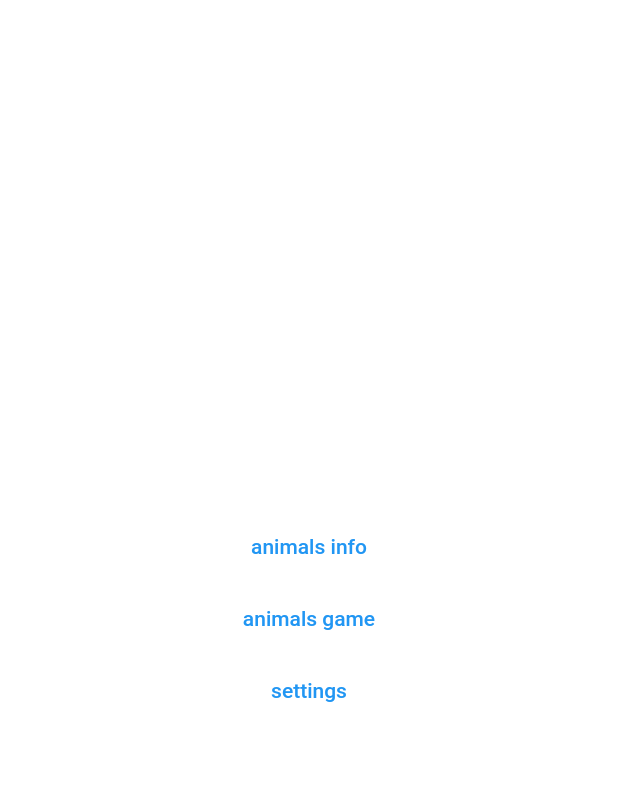
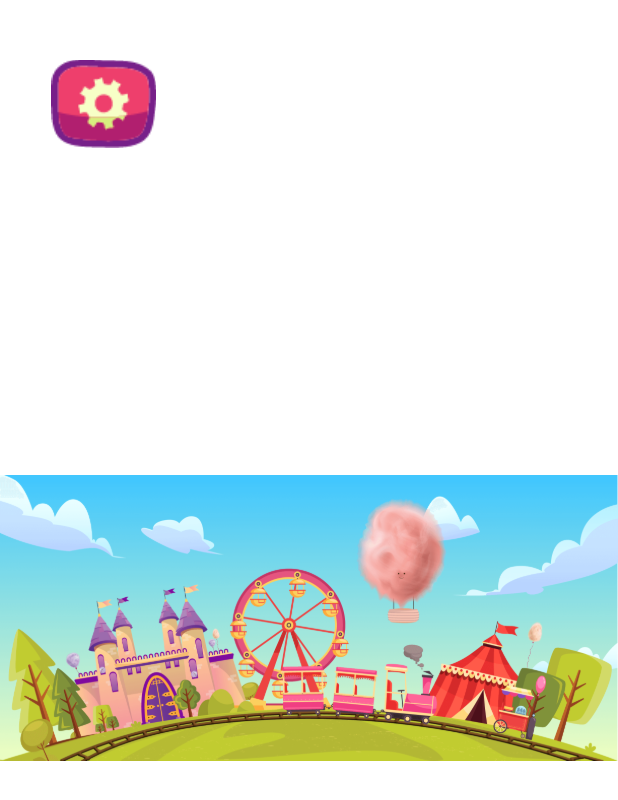
Before and after one commit to Amin397/didoKoodak1, a Flutter app: the screen it shows after launch, on a phone screen of 412 x 824 dp. Shown: the top 800 px of the screen. Run offline on Flutter 3.47's test engine with Material 2 defaults, Android fonts, the phone set to English and light mode, and no system bars; our stand-ins replace auto_size_text, get, get_storage, just_audio, lottie.

Commit message:
last update amin khademi .single home part completed and home page

```diff
--- a/lib/View/Home/home_screen.dart
+++ b/lib/View/Home/home_screen.dart
@@ -17,35 +17,150 @@ class HomeScreen extends StatelessWidget {
       body: SizedBox(
         height: Get.height,
         width: Get.width,
-        child: Column(
-          mainAxisAlignment: MainAxisAlignment.center,
+        child: Stack(
           children: [
-            TextButton(
-              onPressed: () {
-                controller.goToAnimalInfo();
-              },
-              child: const Text(
-                'animals info',
+            _buildBg(),
+            _buildSettingButton(),
+            _buildClickableTowerItem(),
+            _buildClickableCarouselItem(),
+            _buildClickableTrainItem(),
+            _buildClickableTentItem(),
+          ],
+        ),
+        // child: Column(
+        //   mainAxisAlignment: MainAxisAlignment.center,
+        //   children: [
+        //     TextButton(
+        //       onPressed: () {
+        //         controller.goToAnimalInfo();
+        //       },
+        //       child: const Text(
+        //         'animals info',
+        //       ),
+        //     ),
+        //     TextButton(
+        //       onPressed: () {
+        //         controller.goToAnimalGame();
+        //       },
+        //       child: const Text(
+        //         'animals game',
+        //       ),
+        //     ),
+        //     TextButton(
+        //       onPressed: () {
+        //       },
+        //       child: const Text(
+        //         'settings',
+        //       ),
+        //     ),
+        //
+        //   ],
+        // ),
+      ),
+    );
+  }
+
+  Widget _buildBg() {
+    return const SizedBox(
+      height: double.maxFinite,
+      width: double.maxFinite,
+      child: Image(
+        image: AssetImage(
+          'assets/images/Backgrounds/homeBg.png',
         ),
       ),
-            TextButton(
-              onPressed: () {
-                controller.goToAnimalGame();
+    );
+  }
+
+  Widget _buildSettingButton() {
+    return Align(
+      alignment: Alignment.topLeft,
+      child: InkWell(
+        onTap: () {
+          controller.goToSetting();
         },
-              child: const Text(
-                'animals game',
+        child: Container(
+          margin: paddingAll28,
+          height: Get.height * .1,
+          width: Get.height * .1,
+          child: const Image(
+            image: AssetImage(
+              'assets/images/Buttons/settingButton.png',
             ),
           ),
-            TextButton(
-              onPressed: () {
-                controller.goToSetting();
-              },
-              child: const Text(
-                'settings',
         ),
       ),
+    );
+  }
 
-          ],
+  Widget _buildClickableTowerItem() {
+    return Positioned(
+      bottom: Get.height * .15,
+      left: Get.width * .12,
+      child: InkWell(
+        onTap: () {
+          controller.goToSingleHome(id: 0);
+        },
+        child: Transform.rotate(
+          angle: -.2,
+          child: SizedBox(
+            height: Get.height * .35,
+            width: Get.height * .55,
+          ),
+        ),
+      ),
+    );
+  }
+
+  Widget _buildClickableCarouselItem() {
+    return Positioned(
+      bottom: Get.height * .28,
+      left: Get.width * .375,
+      child: InkWell(
+        onTap: () {
+          controller.goToSingleHome(id: 1);
+        },
+        child: Container(
+          height: Get.height * .4,
+          width: Get.height * .4,
+          decoration: const BoxDecoration(
+            shape: BoxShape.circle,
+          ),
+        ),
+      ),
+    );
+  }
+
+  Widget _buildClickableTrainItem() {
+    return Positioned(
+      bottom: Get.height * .16,
+      left: Get.width * .45,
+      child: InkWell(
+        onTap: () {
+          controller.goToSingleHome(id: 2);
+        },
+        child: SizedBox(
+          height: Get.height * .15,
+          width: Get.width * .25,
+        ),
+      ),
+    );
+  }
+
+  Widget _buildClickableTentItem() {
+    return Positioned(
+      bottom: Get.height * .14,
+      right: Get.width * .15,
+      child: InkWell(
+        onTap: () {
+          controller.goToSingleHome(id: 2);
+        },
+        child: Transform.rotate(
+          angle: .2,
+          child: SizedBox(
+            height: Get.height * .25,
+            width: Get.width * .14,
+          ),
         ),
       ),
     );
```
Also changed, not shown: lib/Controller/Home/home_controller.dart (+7 -0 lines), lib/Controller/SingleHome/single_home_controller.dart (added, +28 -0 lines), lib/Utils/rout_utils.dart (+8 -0 lines), lib/View/SingleHome/Widgets/bsuild_tower_widget.dart (added, +35 -0 lines), lib/View/SingleHome/Widgets/build_carouse_widget.dart (added, +37 -0 lines), lib/View/SingleHome/Widgets/build_tent_widget.dart (added, +37 -0 lines), lib/View/SingleHome/single_home_screen.dart (added, +94 -0 lines), assets/images/Backgrounds/carouseBg.png (added), assets/images/Backgrounds/homeBg.png (added), assets/images/Backgrounds/tentBg.png (added), assets/images/Backgrounds/towerBg.png (added), assets/images/Buttons/settingButton.png (added). Lines whose indentation alone changed are shown as unchanged.
